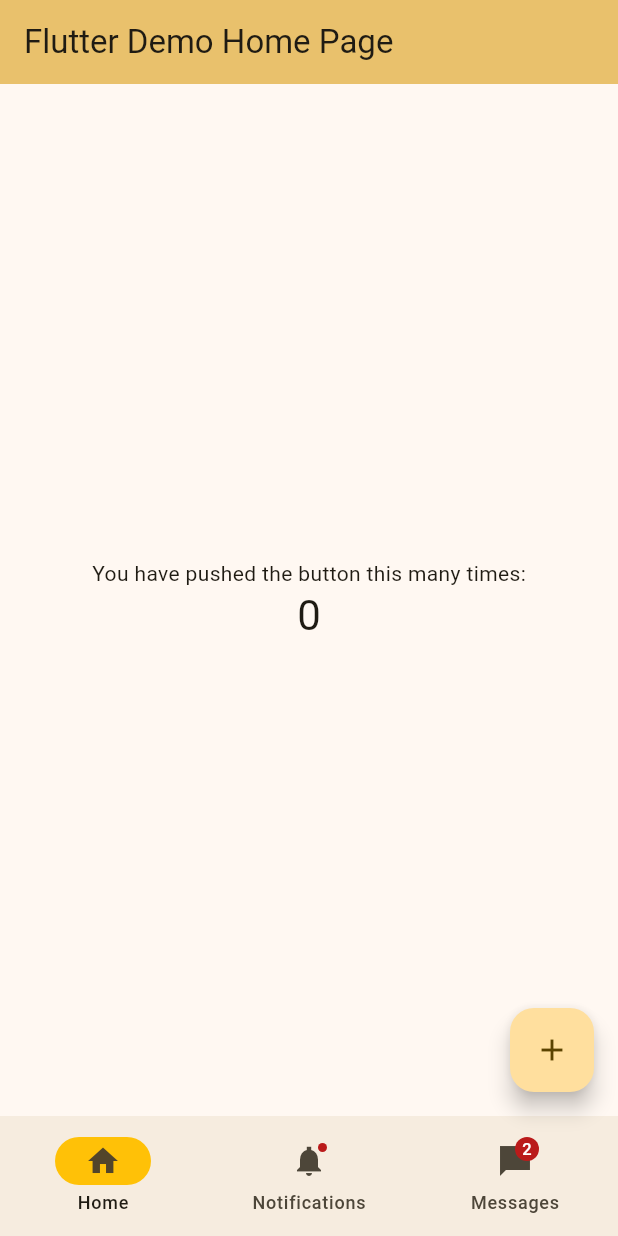
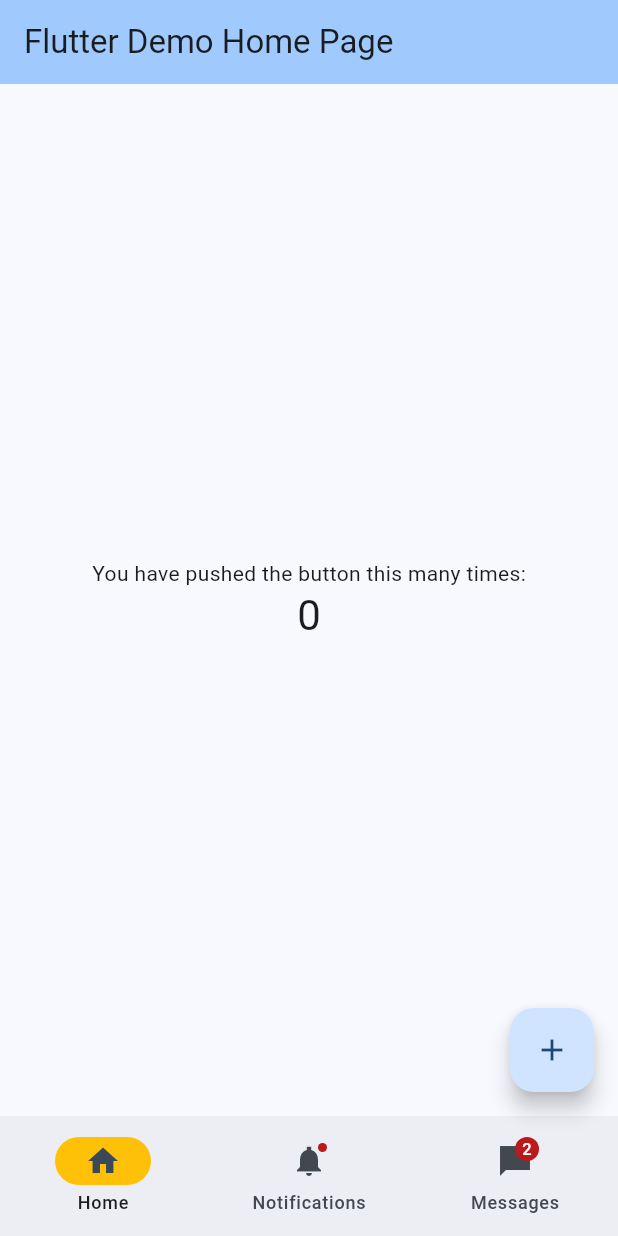
Before and after one commit to OGreenwood672/CamCurrents, a Flutter app: the screen it shows after launch, on a phone screen of 412 x 824 dp. Run offline on Flutter 3.47's test engine with Material 3 defaults, Android fonts, the phone set to English and light mode, and no system bars.

Commit message:
changed colour to blue

```diff
--- a/lib/main.dart
+++ b/lib/main.dart
@@ -28,7 +28,7 @@ class MyApp extends StatelessWidget {
         //
         // This works for code too, not just values: Most code changes can be
         // tested with just a hot reload.
-        colorScheme: ColorScheme.fromSeed(seedColor: Colors.amber),
+        colorScheme: ColorScheme.fromSeed(seedColor: Colors.blue),
         useMaterial3: true,
       ),
       home: const MyHomePage(title: 'Flutter Demo Home Page'),
```
